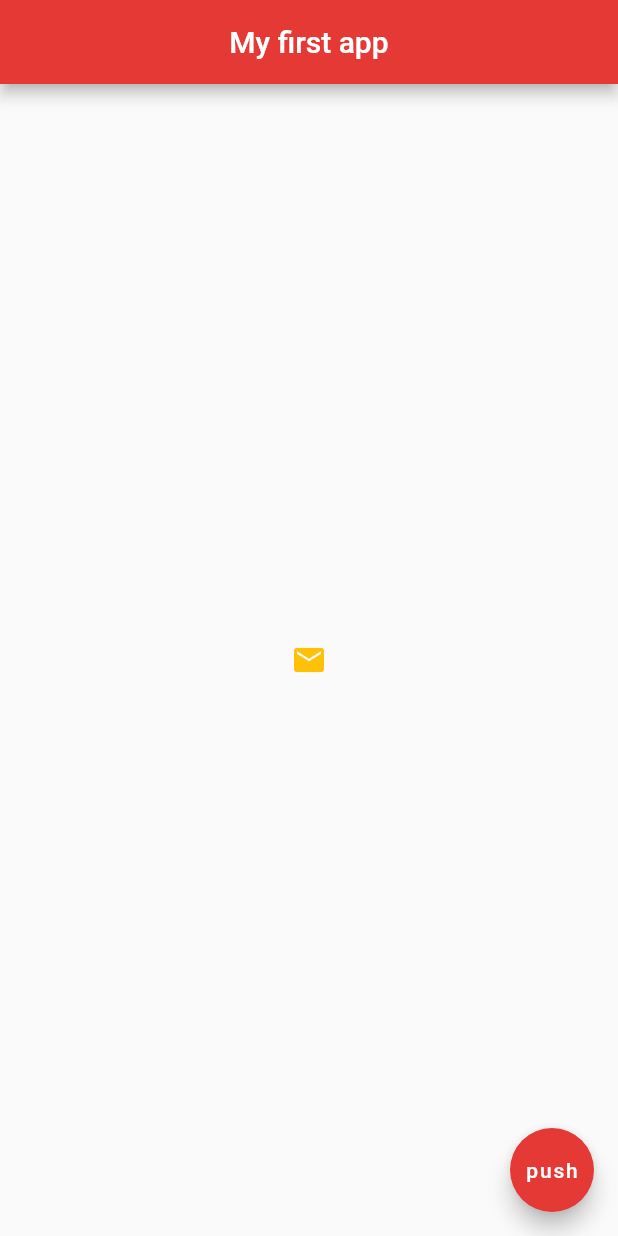
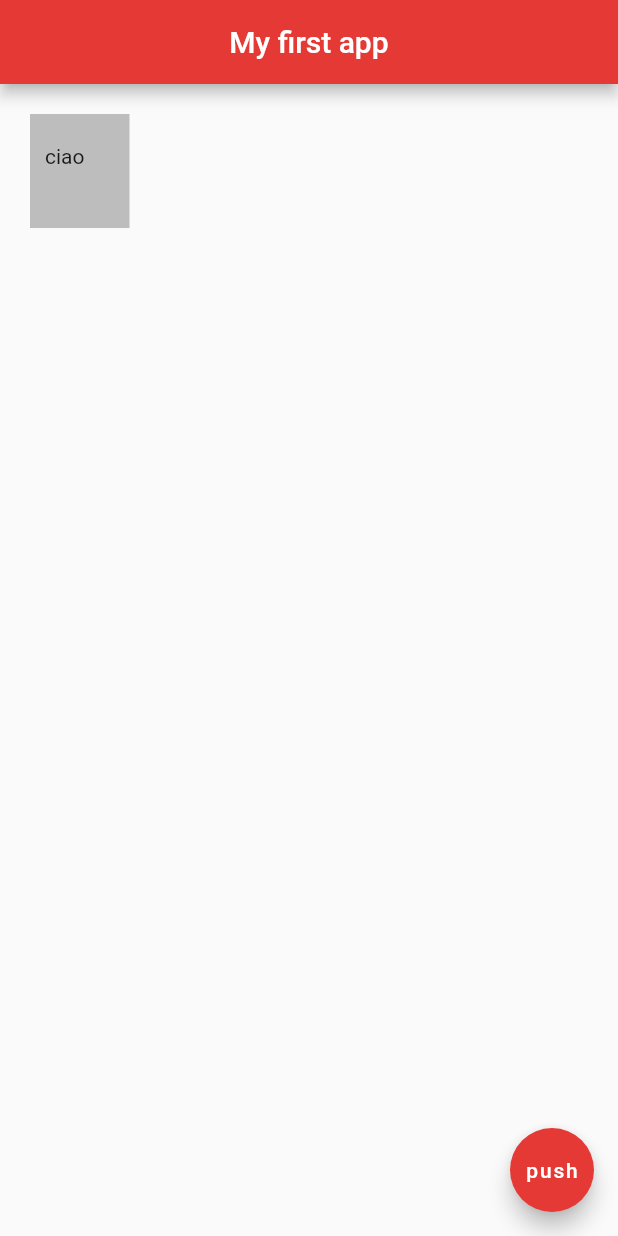
Before and after one commit to vlaksi/IntentarApp, a Flutter app: the screen it shows after launch, on a phone screen of 412 x 824 dp. Run offline on Flutter 3.47's test engine with Material 2 defaults, Android fonts, the phone set to English and light mode, and no system bars.

Commit message:
Containers & Padding

```diff
--- a/lib/main.dart
+++ b/lib/main.dart
@@ -30,43 +30,24 @@ class PocetnaStrana extends StatelessWidget {
             centerTitle: true,
             backgroundColor: Colors.red[600],
         ),
-        body: Center(                   // u body imamo center widget koji sve sto je u njemu centrira
-            child: IconButton(
-              onPressed: () {
-                print("You clicked me");
-              },
-              icon: Icon(Icons.mail),
-              color: Colors.amber,
-            ),
-            /* Dodavanje ikonice u dugme
-            RaisedButton.icon(
-              onPressed: () {},
-              icon: Icon(
-                Icons.mail
-              ),
-              label: Text('mail me'),
-              color: Colors.amber,
-            ),
-            */
+        body: Container(                // kontenjer za druge widgete
+          /*
+            Kada jedan widget nema vise 'dece' tj. 'child'
+            container ce zauzeti ceo prostor roditelja,
+            u ovom slucaju ceo prostor za body.
 
-            /* Dodavanje dumgeta.
-            RaisedButton(
-              onPressed: () {
-                print("You clicked me :o");
-              },
-              child: Text('click me'),
-              color: Colors.lightBlue[200],
-            ),
-            */
+            A ako bude dece, kontenjer zauzima velicinu
+            tog deteta. U ovom slucaju posto imamo child
+            zauzece njegovu velicinu.
 
-            /* Dodavanje ikonice.
-            Icon(
-              Icons.airport_shuttle,
-              color: Colors.lightBlue,
-              size: 50.0,
-            ),
-            */
-
+            Zbog toga uvodimo i koristimo padding za
+            razmak unutar kontenjera, a koristimo i
+            marging za razmak OKO konetenjera.
+           */
+          padding: EdgeInsets.fromLTRB(10.0, 20.0, 30.0, 40.0),
+          margin: EdgeInsets.all(20.0),
+          color: Colors.grey[400],
+          child: Text('ciao'),
         ),
         floatingActionButton: FloatingActionButton(
             onPressed: () {},
```
Also changed, not shown: 1 other file.
